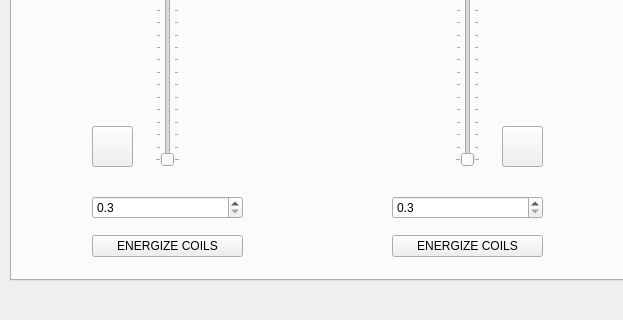
CoSE-Jerry/3D-Clinostat, file _ui/Clinostat.ui: the form before one commit; both pictures show x 0 to 623 and y 280 to 600 of the 1024 by 600 pixel window.
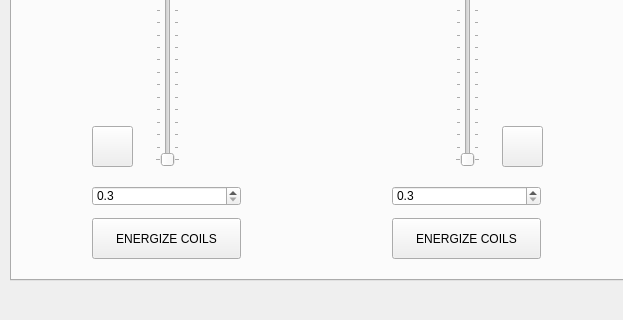
The form after the commit. The open tabs and pages were chosen to show the change. Icons and pictures are not drawn.

The edit to the form file:
```diff
--- a/_ui/Clinostat.ui
+++ b/_ui/Clinostat.ui
@@ -508,76 +508,6 @@
        </size>
       </property>
      </widget>
-     <widget class="QWidget" name="verticalLayoutWidget_4">
-      <property name="geometry">
-       <rect>
-        <x>80</x>
-        <y>430</y>
-        <width>151</width>
-        <height>81</height>
-       </rect>
-      </property>
-      <layout class="QVBoxLayout" name="verticalLayout_18">
-       <item>
-        <widget class="QDoubleSpinBox" name="frame_spinBox">
-         <property name="decimals">
-          <number>1</number>
-         </property>
-         <property name="minimum">
-          <double>0.300000000000000</double>
-         </property>
-         <property name="maximum">
-          <double>15.000000000000000</double>
-         </property>
-         <property name="singleStep">
-          <double>0.100000000000000</double>
-         </property>
-        </widget>
-       </item>
-       <item>
-        <widget class="QPushButton" name="frameErgz_pushButton">
-         <property name="text">
-          <string>ENERGIZE COILS</string>
-         </property>
-        </widget>
-       </item>
-      </layout>
-     </widget>
-     <widget class="QWidget" name="verticalLayoutWidget_5">
-      <property name="geometry">
-       <rect>
-        <x>380</x>
-        <y>430</y>
-        <width>151</width>
-        <height>81</height>
-       </rect>
-      </property>
-      <layout class="QVBoxLayout" name="verticalLayout_19">
-       <item>
-        <widget class="QDoubleSpinBox" name="core_spinBox">
-         <property name="decimals">
-          <number>1</number>
-         </property>
-         <property name="minimum">
-          <double>0.300000000000000</double>
-         </property>
-         <property name="maximum">
-          <double>15.000000000000000</double>
-         </property>
-         <property name="singleStep">
-          <double>0.100000000000000</double>
-         </property>
-        </widget>
-       </item>
-       <item>
-        <widget class="QPushButton" name="coreErgz_pushButton">
-         <property name="text">
-          <string>ENERGIZE COILS</string>
-         </property>
-        </widget>
-       </item>
-      </layout>
-     </widget>
      <widget class="QWidget" name="verticalLayoutWidget_6">
       <property name="geometry">
        <rect>
@@ -660,6 +590,76 @@
        </item>
       </layout>
      </widget>
+     <widget class="QPushButton" name="frameErgz_pushButton">
+      <property name="geometry">
+       <rect>
+        <x>80</x>
+        <y>462</y>
+        <width>149</width>
+        <height>41</height>
+       </rect>
+      </property>
+      <property name="text">
+       <string>ENERGIZE COILS</string>
+      </property>
+     </widget>
+     <widget class="QDoubleSpinBox" name="frame_spinBox">
+      <property name="geometry">
+       <rect>
+        <x>80</x>
+        <y>430</y>
+        <width>149</width>
+        <height>20</height>
+       </rect>
+      </property>
+      <property name="decimals">
+       <number>1</number>
+      </property>
+      <property name="minimum">
+       <double>0.300000000000000</double>
+      </property>
+      <property name="maximum">
+       <double>15.000000000000000</double>
+      </property>
+      <property name="singleStep">
+       <double>0.100000000000000</double>
+      </property>
+     </widget>
+     <widget class="QDoubleSpinBox" name="core_spinBox">
+      <property name="geometry">
+       <rect>
+        <x>380</x>
+        <y>430</y>
+        <width>149</width>
+        <height>20</height>
+       </rect>
+      </property>
+      <property name="decimals">
+       <number>1</number>
+      </property>
+      <property name="minimum">
+       <double>0.300000000000000</double>
+      </property>
+      <property name="maximum">
+       <double>15.000000000000000</double>
+      </property>
+      <property name="singleStep">
+       <double>0.100000000000000</double>
+      </property>
+     </widget>
+     <widget class="QPushButton" name="coreErgz_pushButton">
+      <property name="geometry">
+       <rect>
+        <x>380</x>
+        <y>462</y>
+        <width>149</width>
+        <height>41</height>
+       </rect>
+      </property>
+      <property name="text">
+       <string>ENERGIZE COILS</string>
+      </property>
+     </widget>
     </widget>
     <widget class="QWidget" name="Imaging_tab">
      <attribute name="title">
```
Left out of the diff: 2 changed lines with no effect on the pictures.
